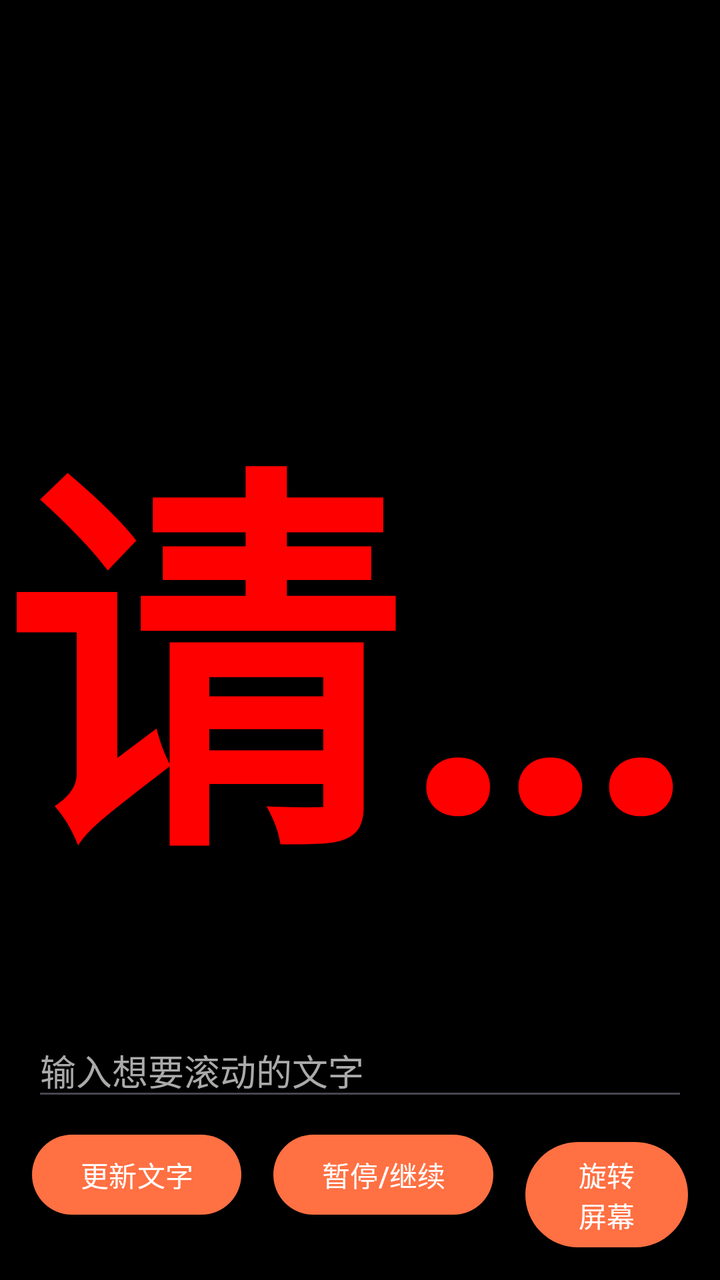
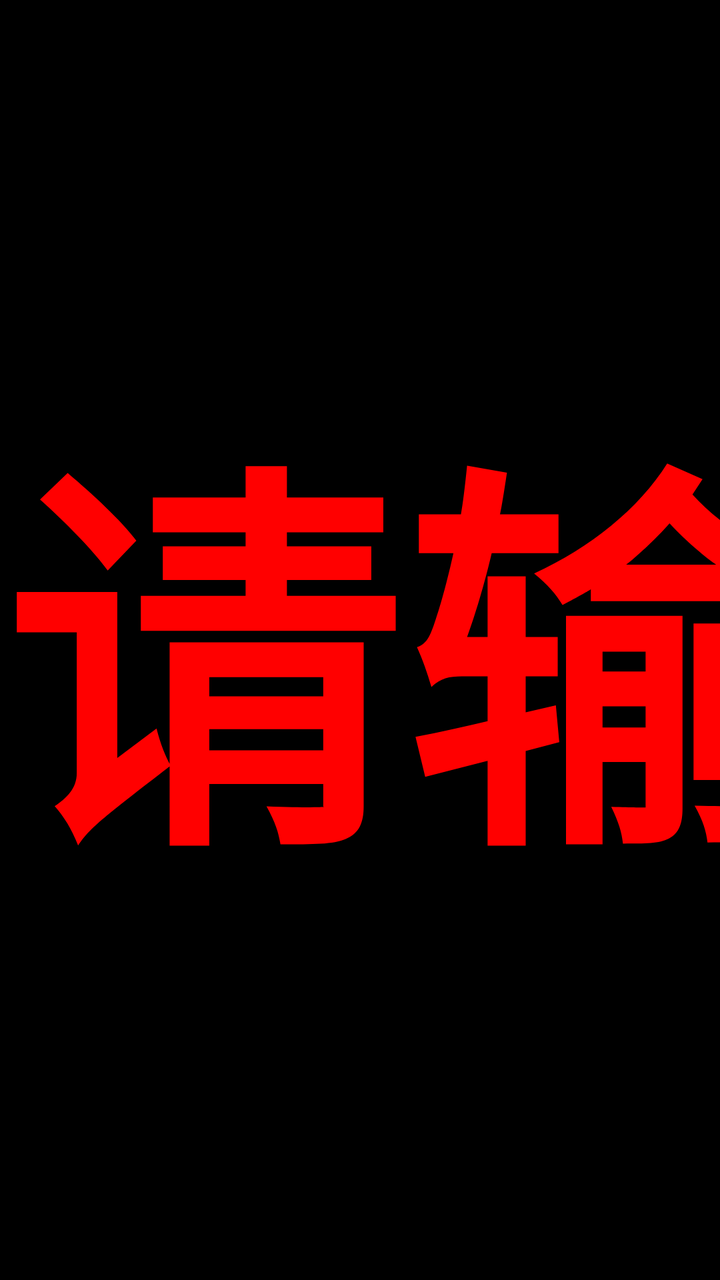

Compare the two renders of this Android layout. The source of the first and the diff that turns it into the second are given below.
<!-- AndroidManifest.xml: application theme Theme.GuessTheNumber -->
<!-- res/layout/activity_marquee.xml -->
<?xml version="1.0" encoding="utf-8"?>
<FrameLayout xmlns:android="http://schemas.android.com/apk/res/android"
    xmlns:tools="http://schemas.android.com/tools"
    android:id="@+id/main"
    android:layout_width="match_parent"
    android:layout_height="match_parent"
    android:background="#000000"
    android:keepScreenOn="true"
    tools:context=".MarqueeActivity">

    
    <TextView
        android:id="@+id/tv_marquee"
        android:layout_width="wrap_content"
        android:layout_height="wrap_content"
        android:layout_gravity="center_vertical"
        android:text="请输入文字"
        android:textColor="#FF0000"
        android:textSize="200sp"
        android:textStyle="bold"
        android:singleLine="true"/>

    
    <LinearLayout
        android:id="@+id/layout_settings"
        android:layout_width="match_parent"
        android:layout_height="wrap_content"
        android:layout_gravity="bottom"
        android:background="#CC000000"
        android:orientation="vertical"
        android:padding="16dp"
        android:visibility="visible">

        <EditText
            android:id="@+id/et_text"
            android:layout_width="match_parent"
            android:layout_height="wrap_content"
            android:hint="输入想要滚动的文字"
            android:textColor="#FFFFFF"
            android:textColorHint="#AAAAAA" />

        <LinearLayout
            android:layout_width="match_parent"
            android:layout_height="wrap_content"
            android:orientation="horizontal"
            android:layout_marginTop="8dp">
            
            <Button
                android:id="@+id/btn_update"
                android:layout_width="wrap_content"
                android:layout_height="wrap_content"
                android:text="更新文字" />
                
            <Button
                android:id="@+id/btn_toggle_scroll"
                android:layout_width="wrap_content"
                android:layout_height="wrap_content"
                android:layout_marginStart="16dp"
                android:text="暂停/继续" />
                
            <Button
                android:id="@+id/btn_rotate"
                android:layout_width="wrap_content"
                android:layout_height="wrap_content"
                android:layout_marginStart="16dp"
                android:text="旋转屏幕" />
        </LinearLayout>
    </LinearLayout>

</FrameLayout>
<!-- resources referenced by this layout -->
<resources>
  <style name="Base.Theme.GuessTheNumber" parent="Theme.Material3.DayNight.NoActionBar">
          
          <item name="colorPrimary">@color/warm_primary</item>
          <item name="colorPrimaryContainer">@color/warm_accent</item>
          <item name="colorOnPrimary">@color/white</item>
          <item name="android:statusBarColor">@color/warm_bg</item>
          <item name="android:windowLightStatusBar">true</item>
          <item name="android:windowBackground">@color/warm_bg</item>
      </style>
  <color name="warm_primary">#FF7043</color>
  <color name="warm_accent">#FFAB91</color>
  <color name="white">#FFFFFFFF</color>
  <color name="warm_bg">#FFF3E0</color>
  <!-- unchanged entries left out for length: 1 -->
</resources>

<!-- the commit's change to res/layout/activity_marquee.xml (unified diff, before → after) -->
@@ -1,5 +1,6 @@
 <?xml version="1.0" encoding="utf-8"?>
 <FrameLayout xmlns:android="http://schemas.android.com/apk/res/android"
+    xmlns:app="http://schemas.android.com/apk/res-auto"
     xmlns:tools="http://schemas.android.com/tools"
     android:id="@+id/main"
     android:layout_width="match_parent"
@@ -9,62 +10,158 @@
     tools:context=".MarqueeActivity">
 
     
+    <HorizontalScrollView
+        android:id="@+id/hsv_marquee"
+        android:layout_width="match_parent"
+        android:layout_height="wrap_content"
+        android:layout_gravity="center_vertical"
+        android:scrollbars="none"
+        android:fillViewport="false"
+        android:overScrollMode="never">
+
+        <TextView
+            android:id="@+id/tv_marquee"
+            android:layout_width="wrap_content"
+            android:layout_height="wrap_content"
+            android:text="请输入文字"
+            android:textColor="#FF0000"
+            android:textSize="200sp"
+            android:textStyle="bold"
+            android:maxLines="1"
+            android:ellipsize="none"
+            android:includeFontPadding="false"
+            android:scrollHorizontally="true"/>
+    </HorizontalScrollView>
+
+    
     <TextView
-        android:id="@+id/tv_marquee"
+        android:id="@+id/tv_hint"
         android:layout_width="wrap_content"
         android:layout_height="wrap_content"
-        android:layout_gravity="center_vertical"
-        android:text="请输入文字"
-        android:textColor="#FF0000"
-        android:textSize="200sp"
-        android:textStyle="bold"
-        android:singleLine="true"/>
+        android:layout_gravity="bottom|center_horizontal"
+        android:layout_marginBottom="48dp"
+        android:background="@drawable/bg_hint_pill"
+        android:paddingStart="16dp"
+        android:paddingEnd="16dp"
+        android:paddingTop="8dp"
+        android:paddingBottom="8dp"
+        android:text="点按屏幕，编辑弹幕"
+        android:textColor="#CCFFFFFF"
+        android:textSize="13sp"
+        android:visibility="gone"
+        tools:visibility="visible" />
 
     
-    <LinearLayout
+    <com.google.android.material.card.MaterialCardView
         android:id="@+id/layout_settings"
         android:layout_width="match_parent"
         android:layout_height="wrap_content"
         android:layout_gravity="bottom"
-        android:background="#CC000000"
-        android:orientation="vertical"
-        android:padding="16dp"
-        android:visibility="visible">
-
-        <EditText
-            android:id="@+id/et_text"
-            android:layout_width="match_parent"
-            android:layout_height="wrap_content"
-            android:hint="输入想要滚动的文字"
-            android:textColor="#FFFFFF"
-            android:textColorHint="#AAAAAA" />
+        android:visibility="gone"
+        app:cardBackgroundColor="?attr/colorSurfaceContainer"
+        app:cardCornerRadius="28dp"
+        app:cardElevation="0dp">
 
         <LinearLayout
             android:layout_width="match_parent"
             android:layout_height="wrap_content"
-            android:orientation="horizontal"
-            android:layout_marginTop="8dp">
+            android:orientation="vertical"
+            android:paddingStart="20dp"
+            android:paddingEnd="20dp"
+            android:paddingTop="10dp"
+            android:paddingBottom="24dp">
+
             
-            <Button
-                android:id="@+id/btn_update"
+            <View
+                android:layout_width="40dp"
+                android:layout_height="4dp"
+                android:layout_gravity="center_horizontal"
+                android:layout_marginBottom="14dp"
+                android:background="@drawable/bg_drag_handle" />
+
+            <TextView
                 android:layout_width="wrap_content"
                 android:layout_height="wrap_content"
-                android:text="更新文字" />
-                
-            <Button
-                android:id="@+id/btn_toggle_scroll"
-                android:layout_width="wrap_content"
+                android:text="弹幕内容"
+                android:textColor="?attr/colorOnSurfaceVariant"
+                android:textSize="13sp" />
+
+            <com.google.android.material.textfield.TextInputLayout
+                android:layout_width="match_parent"
                 android:layout_height="wrap_content"
-                android:layout_marginStart="16dp"
-                android:text="暂停/继续" />
-                
-            <Button
-                android:id="@+id/btn_rotate"
-                android:layout_width="wrap_content"
+                android:layout_marginTop="6dp"
+                android:hint="输入想要滚动的文字"
+                app:boxCornerRadiusTopStart="16dp"
+                app:boxCornerRadiusTopEnd="16dp"
+                app:boxCornerRadiusBottomStart="16dp"
+                app:boxCornerRadiusBottomEnd="16dp">
+
+                <com.google.android.material.textfield.TextInputEditText
+                    android:id="@+id/et_text"
+                    android:layout_width="match_parent"
+                    android:layout_height="wrap_content"
+                    android:inputType="text"
+                    android:maxLines="1" />
+            </com.google.android.material.textfield.TextInputLayout>
+
+            <LinearLayout
+                android:layout_width="match_parent"
                 android:layout_height="wrap_content"
-                android:layout_marginStart="16dp"
-                android:text="旋转屏幕" />
+                android:orientation="horizontal"
+                android:gravity="center_vertical"
+                android:layout_marginTop="12dp">
+
+                <TextView
+                    android:layout_width="wrap_content"
+                    android:layout_height="wrap_content"
+                    android:text="速度"
+                    android:textColor="?attr/colorOnSurfaceVariant"
+                    android:textSize="13sp" />
+
+                <SeekBar
+                    android:id="@+id/sb_speed"
+                    android:layout_width="0dp"
+                    android:layout_height="wrap_content"
+                    android:layout_weight="1"
+                    android:layout_marginStart="12dp"
+                    android:max="100"
+                    android:progress="50" />
+            </LinearLayout>
+
+            <LinearLayout
+                android:layout_width="match_parent"
+                android:layout_height="wrap_content"
+                android:orientation="horizontal"
+                android:layout_marginTop="16dp">
+
+                <com.google.android.material.button.MaterialButton
+                    android:id="@+id/btn_update"
+                    android:layout_width="0dp"
+                    android:layout_height="wrap_content"
+                    android:layout_weight="1.4"
+                    android:layout_marginEnd="6dp"
+                    android:text="保存" />
+
+                <com.google.android.material.button.MaterialButton
+                    android:id="@+id/btn_toggle_scroll"
+                    style="?attr/materialButtonOutlinedStyle"
+                    android:layout_width="0dp"
+                    android:layout_height="wrap_content"
+                    android:layout_weight="1"
+                    android:layout_marginStart="6dp"
+                    android:layout_marginEnd="6dp"
+                    android:text="暂停" />
+
+                <com.google.android.material.button.MaterialButton
+                    android:id="@+id/btn_rotate"
+                    style="?attr/materialButtonOutlinedStyle"
+                    android:layout_width="0dp"
+                    android:layout_height="wrap_content"
+                    android:layout_weight="1"
+                    android:layout_marginStart="6dp"
+                    android:text="旋转" />
+            </LinearLayout>
         </LinearLayout>
-    </LinearLayout>
+    </com.google.android.material.card.MaterialCardView>
 
 </FrameLayout>
<!-- resource entries referenced after the edit -->
@@ -1,18 +1,137 @@
 <!-- resources referenced by this layout -->
 <resources>
+  <!-- drawable bg_drag_handle (drawable) -->
+  <?xml version="1.0" encoding="utf-8"?>
+  <shape xmlns:android="http://schemas.android.com/apk/res/android" android:shape="rectangle">
+      <solid android:color="?attr/colorOutlineVariant" />
+      <corners android:radius="2dp" />
+  </shape>
+  <!-- drawable bg_hint_pill (drawable) -->
+  <?xml version="1.0" encoding="utf-8"?>
+  <shape xmlns:android="http://schemas.android.com/apk/res/android" android:shape="rectangle">
+      <solid android:color="#B3FFFFFF" />
+      <corners android:radius="14dp" />
+  </shape>
   <style name="Base.Theme.GuessTheNumber" parent="Theme.Material3.DayNight.NoActionBar">
           
-          <item name="colorPrimary">@color/warm_primary</item>
-          <item name="colorPrimaryContainer">@color/warm_accent</item>
-          <item name="colorOnPrimary">@color/white</item>
-          <item name="android:statusBarColor">@color/warm_bg</item>
+          <item name="colorPrimary">@color/primary</item>
+          <item name="colorOnPrimary">@color/on_primary</item>
+          <item name="colorPrimaryContainer">@color/primary_container</item>
+          <item name="colorOnPrimaryContainer">@color/on_primary_container</item>
+          <item name="colorPrimaryInverse">@color/primary_light</item>
+  
+          
+          <item name="colorSecondary">@color/secondary</item>
+          <item name="colorOnSecondary">@color/on_secondary</item>
+          <item name="colorSecondaryContainer">@color/secondary_container</item>
+          <item name="colorOnSecondaryContainer">@color/on_secondary_container</item>
+          <item name="colorTertiary">@color/tertiary</item>
+          <item name="colorOnTertiary">@color/on_tertiary</item>
+          <item name="colorTertiaryContainer">@color/tertiary_container</item>
+          <item name="colorOnTertiaryContainer">@color/on_tertiary_container</item>
+  
+          
+          <item name="android:colorBackground">@color/background</item>
+          <item name="colorSurface">@color/surface</item>
+          <item name="colorOnSurface">@color/text_primary</item>
+          <item name="colorOnSurfaceVariant">@color/text_secondary</item>
+          <item name="colorSurfaceVariant">@color/surface_variant</item>
+          <item name="colorSurfaceContainerLowest">@color/surface_container_lowest</item>
+          <item name="colorSurfaceContainerLow">@color/surface_container_low</item>
+          <item name="colorSurfaceContainer">@color/surface_container</item>
+          <item name="colorSurfaceContainerHigh">@color/surface_container_high</item>
+          <item name="colorSurfaceContainerHighest">@color/surface_container_highest</item>
+          <item name="colorOutline">@color/outline</item>
+          <item name="colorOutlineVariant">@color/outline_variant</item>
+          <item name="colorError">@color/error</item>
+          <item name="colorErrorContainer">@color/error_container</item>
+  
+          
+          <item name="android:statusBarColor">@android:color/transparent</item>
+          <item name="android:navigationBarColor">@android:color/transparent</item>
           <item name="android:windowLightStatusBar">true</item>
-          <item name="android:windowBackground">@color/warm_bg</item>
+          <item name="android:windowLightNavigationBar" tools:targetApi="o_mr1">true</item>
+          <item name="android:windowBackground">@color/background</item>
+          <item name="android:enforceStatusBarContrast" tools:targetApi="q">false</item>
+          <item name="android:enforceNavigationBarContrast" tools:targetApi="q">false</item>
+  
+          
+          <item name="shapeAppearanceCornerSmall">@style/Shape.App.Small</item>
+          <item name="shapeAppearanceCornerMedium">@style/Shape.App.Medium</item>
+          <item name="shapeAppearanceCornerLarge">@style/Shape.App.Large</item>
+          <item name="shapeAppearanceCornerExtraLarge">@style/Shape.App.ExtraLarge</item>
+  
+          
+          <item name="materialCardViewStyle">@style/Widget.App.CardView</item>
+          <item name="bottomNavigationStyle">@style/Widget.App.BottomNavigationView</item>
+          <item name="materialButtonStyle">@style/Widget.App.Button</item>
+          <item name="borderlessButtonStyle">@style/Widget.App.Button.TextButton</item>
+          <item name="dialogCornerRadius">32dp</item>
       </style>
-  <color name="warm_primary">#FF7043</color>
-  <color name="warm_accent">#FFAB91</color>
-  <color name="white">#FFFFFFFF</color>
-  <color name="warm_bg">#FFF3E0</color>
+  <color name="primary">#6366F1</color>
+  <color name="on_primary">#FFFFFF</color>
+  <color name="primary_container">#E1E0FF</color>
+  <color name="on_primary_container">#1A1B78</color>
+  <color name="primary_light">#818CF8</color>
+  <color name="secondary">#8B5CF6</color>
+  <color name="on_secondary">#FFFFFF</color>
+  <color name="secondary_container">#E9DDFF</color>
+  <color name="on_secondary_container">#2B0093</color>
+  <color name="tertiary">#EC4899</color>
+  <color name="on_tertiary">#FFFFFF</color>
+  <color name="tertiary_container">#FFD9E6</color>
+  <color name="on_tertiary_container">#3E001D</color>
+  <color name="background">#FBF9FE</color>
+  <color name="surface">#FFFFFF</color>
+  <color name="text_primary">#1B1B1F</color>
+  <color name="text_secondary">#5A5960</color>
+  <color name="surface_variant">#E6E1EC</color>
+  <color name="surface_container_lowest">#FFFFFF</color>
+  <color name="surface_container_low">#F5F2FA</color>
+  <color name="surface_container">#EFECF4</color>
+  <color name="surface_container_high">#EAE7F0</color>
+  <color name="surface_container_highest">#E4E1EB</color>
+  <color name="outline">#787680</color>
+  <color name="outline_variant">#C8C4D2</color>
+  <color name="error">#BA1A1A</color>
+  <color name="error_container">#FFDAD6</color>
+  <style name="Shape.App.Small" parent="ShapeAppearance.Material3.Corner.Small">
+          <item name="cornerSize">12dp</item>
+      </style>
+  <style name="Shape.App.Medium" parent="ShapeAppearance.Material3.Corner.Medium">
+          <item name="cornerSize">20dp</item>
+      </style>
+  <style name="Shape.App.Large" parent="ShapeAppearance.Material3.Corner.Large">
+          <item name="cornerSize">28dp</item>
+      </style>
+  <style name="Shape.App.ExtraLarge" parent="ShapeAppearance.Material3.Corner.ExtraLarge">
+          <item name="cornerSize">32dp</item>
+      </style>
+  <style name="Widget.App.CardView" parent="Widget.Material3.CardView.Elevated">
+          <item name="cardBackgroundColor">?attr/colorSurfaceContainerLow</item>
+          <item name="cardCornerRadius">24dp</item>
+          <item name="cardElevation">0dp</item>
+          <item name="strokeWidth">0dp</item>
+          <item name="contentPadding">16dp</item>
+      </style>
+  <style name="Widget.App.BottomNavigationView" parent="Widget.Material3.BottomNavigationView">
+          <item name="elevation">0dp</item>
+          <item name="labelVisibilityMode">labeled</item>
+      </style>
+  <style name="Widget.App.Button" parent="Widget.Material3.Button">
+          <item name="shapeAppearanceOverlay">@style/Shape.App.Button.Pill</item>
+          <item name="android:minHeight">52dp</item>
+          <item name="android:paddingStart">24dp</item>
+          <item name="android:paddingEnd">24dp</item>
+          <item name="android:textSize">15sp</item>
+          <item name="android:textStyle">bold</item>
+      </style>
+  <style name="Widget.App.Button.TextButton" parent="Widget.Material3.Button.TextButton">
+          <item name="android:textStyle">bold</item>
+      </style>
+  <style name="Shape.App.Button.Pill" parent="">
+          <item name="cornerSize">50%</item>
+      </style>
   <!-- unchanged entries left out for length: 1 -->
 </resources>
 
